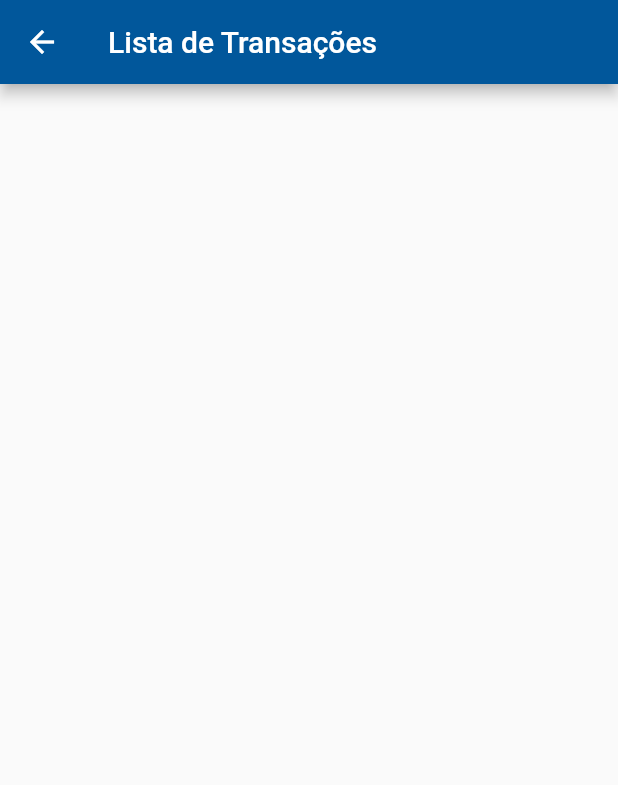
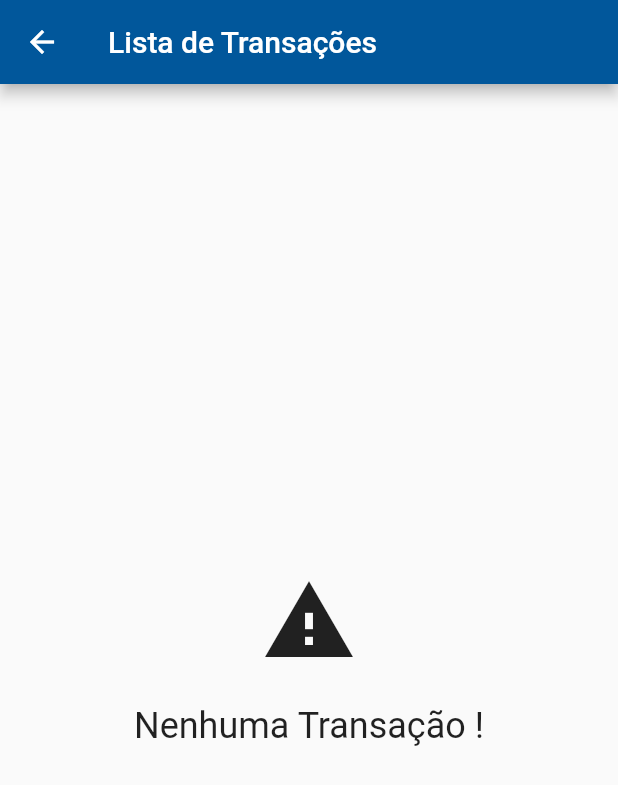
Before and after one commit to DavidCarrilho/appbank, a Flutter app: the screen it shows after launch, after a tap on "Feed de Transações", on a phone screen of 412 x 824 dp. Shown: the top 785 px of the screen. Run offline on Flutter 3.47's test engine with Material 2 defaults, Android fonts, the phone set to English and light mode, and no system bars; our stand-ins replace sqflite; missing offline and left inert: http_interceptor; accounts and stored records are empty; statements that could not run were skipped.

```diff
--- /dev/null
+++ b/lib/components/centered_message.dart
@@ -0,0 +1,41 @@
+import 'package:flutter/material.dart';
+
+class CenteredMessage extends StatelessWidget {
+  final String message;
+  final IconData icon;
+  final double iconSize;
+  final double fontSize;
+
+  CenteredMessage(
+    this.message, {
+    this.icon,
+    this.iconSize = 64,
+    this.fontSize = 24,
+  });
+
+  @override
+  Widget build(BuildContext context) {
+    return Center(
+      child: Column(
+        mainAxisAlignment: MainAxisAlignment.center,
+        crossAxisAlignment: CrossAxisAlignment.center,
+        children: <Widget>[
+          Visibility(
+            child: Icon(
+              icon,
+              size: iconSize,
+            ),
+            visible: icon != null,
+          ),
+          Padding(
+            padding: const EdgeInsets.only(top: 24.0),
+            child: Text(
+              message,
+              style: TextStyle(fontSize: fontSize),
+            ),
+          ),
+        ],
+      ),
+    );
+  }
+}
--- /dev/null
+++ b/lib/components/errorloading.dart
@@ -0,0 +1,23 @@
+import 'package:flutter/material.dart';
+
+class ErrorLoading extends StatelessWidget {
+  final String messageError;
+
+  const ErrorLoading({this.messageError = "Erro ao Carregar os Dados!"});
+
+  @override
+  Widget build(BuildContext context) {
+    return Center(
+        child: Column(
+          mainAxisAlignment: MainAxisAlignment.center,
+      children: <Widget>[
+        Icon(Icons.signal_wifi_off, size: 40, color: Theme.of(context).accentColor),
+        SizedBox(height: 20),
+        Text(
+          messageError,
+          style: TextStyle(color: Theme.of(context).accentColor, fontSize: 18),
+        ),
+      ],
+    ));
+  }
+}
--- /dev/null
+++ b/lib/components/progress.dart
@@ -0,0 +1,26 @@
+import 'package:flutter/material.dart';
+
+class Progress extends StatelessWidget {
+  final String message;
+
+  const Progress({this.message = "Carregando"});
+
+  @override
+  Widget build(BuildContext context) {
+    return Center(
+      child: Column(
+        mainAxisAlignment: MainAxisAlignment.center,
+        crossAxisAlignment: CrossAxisAlignment.center,
+        children: <Widget>[
+          CircularProgressIndicator(),
+          SizedBox(height: 20),
+          Text(
+            message,
+            style:
+                TextStyle(color: Theme.of(context).accentColor, fontSize: 18),
+          )
+        ],
+      ),
+    );
+  }
+}
--- a/lib/http/webclient.dart
+++ b/lib/http/webclient.dart
@@ -29,7 +29,8 @@ Future<List<Transaction>> finalAll() async {
   final Client client =
       HttpClientWithInterceptor.build(interceptors: [LoggingInterceptor()]);
   final Response response =
-      await client.get("http://192.168.0.116:8080/transactions");
+      // await client.get("http://192.168.0.116:8080/transactions");
+      await client.get("http://192.168.0.116:8080/transactions").timeout(Duration(seconds: 10));
   final List<dynamic> decodeJson = jsonDecode(response.body);
   final List<Transaction> transactions = List();
   for (Map<String, dynamic> transactionJson in decodeJson) {
--- a/lib/screens/contacts_list.dart
+++ b/lib/screens/contacts_list.dart
@@ -1,4 +1,5 @@
 import 'package:appbank/components/contact_item.dart';
+import 'package:appbank/components/progress.dart';
 import 'package:appbank/database/dao/contact_dao.dart';
 import 'package:appbank/models/contact.dart';
 import 'package:appbank/screens/contact_fomr.dart';
@@ -18,15 +19,13 @@ class ContactList extends StatelessWidget {
       ),
       body: FutureBuilder<List<Contact>>(
         initialData: List(),
-        future: _dao.findAll(),
+        future: Future.delayed(Duration(seconds: 1)).then((value) => _dao.findAll()) ,
         builder: (context, snapshot) {
           switch (snapshot.connectionState) {
             case ConnectionState.none:
               break;
             case ConnectionState.waiting:
-              return Center(
-                child: CircularProgressIndicator(),
-              );
+              return Center(child: Progress());
               break;
             case ConnectionState.active:
               break;
--- a/lib/screens/transactions_list.dart
+++ b/lib/screens/transactions_list.dart
@@ -1,18 +1,35 @@
+import 'package:appbank/components/centered_message.dart';
+import 'package:appbank/components/progress.dart';
+import 'package:appbank/http/webclient.dart';
 import 'package:appbank/models/transaction.dart';
 import 'package:flutter/material.dart';
 
 const String _textTransactionList = "Lista de Transações";
 
 class TransactionsList extends StatelessWidget {
-  final List<Transaction> transactions = List();
-
   @override
   Widget build(BuildContext context) {
     return Scaffold(
       appBar: AppBar(
         title: Text(_textTransactionList),
       ),
-      body: ListView.builder(
+      body: FutureBuilder<List<Transaction>>(
+        future:
+            Future.delayed(Duration(seconds: 1)).then((value) => finalAll()),
+        builder: (context, snapshot) {
+          switch (snapshot.connectionState) {
+            case ConnectionState.none:
+              break;
+            case ConnectionState.waiting:
+              return Center(child: Progress());
+              break;
+            case ConnectionState.active:
+              break;
+            case ConnectionState.done:
+              if (snapshot.hasData) {
+                final List<Transaction> transactions = snapshot.data;
+                if (transactions.isNotEmpty) {
+                  return ListView.builder(
                     itemBuilder: (context, index) {
                       final Transaction transaction = transactions[index];
                       return Card(
@@ -35,6 +52,20 @@ class TransactionsList extends StatelessWidget {
                       );
                     },
                     itemCount: transactions.length,
+                  );
+                }
+              }
+              return CenteredMessage(
+                "Nenhuma Transação !",
+                icon: Icons.warning,
+              );
+              break;
+          }
+          return CenteredMessage(
+            "Erro ao Carregar os Dados!",
+            icon: Icons.signal_wifi_off,
+          );
+        },
       ),
     );
   }
```
Lines whose indentation alone changed are shown as unchanged.
